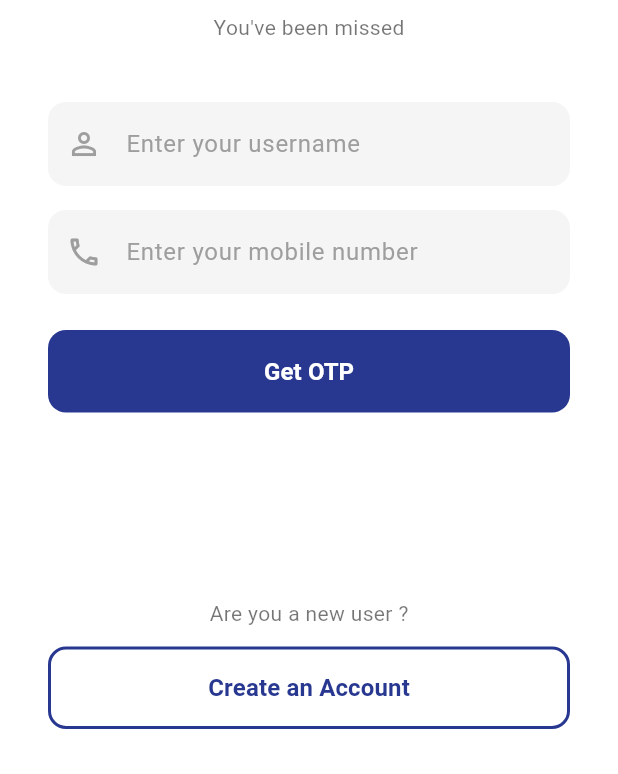
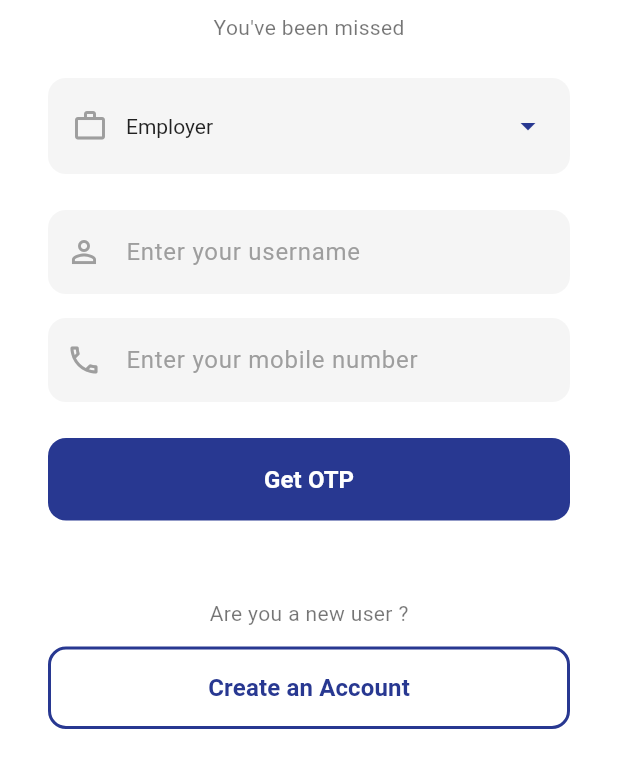
Before and after one commit to bhoomii20/KalmGhar, a Flutter app: the LoginScreen screen opened by its route, on a phone screen of 412 x 824 dp, the part 462-1236 px from its top. Run offline on Flutter 3.47's test engine with Material 3 defaults, Android fonts, the phone set to English and light mode, and no system bars; our stand-ins replace cloud_firestore, firebase_auth, firebase_core, flutter_svg; accounts and stored records are empty; Roboto replaces fonts that are missing (Axiforma).

Commit message:
new page added

```diff
--- a/lib/pages/login.dart
+++ b/lib/pages/login.dart
@@ -21,6 +21,7 @@ class _LoginScreenState extends State<LoginScreen> {
   final FirebaseAuth _auth = FirebaseAuth.instance;
   final FirebaseFirestore _firestore = FirebaseFirestore.instance;
 
+  String _userType = 'Employer'; // Default value
   bool _isLoading = false;
 
   @override
@@ -57,6 +58,7 @@ class _LoginScreenState extends State<LoginScreen> {
           .collection('users')
           .where('username', isEqualTo: _usernameController.text.trim())
           .where('phone', isEqualTo: _mobileController.text.trim())
+          .where('userType', isEqualTo: _userType)
           .get();
 
       return querySnapshot.docs.isNotEmpty;
@@ -208,7 +210,62 @@ class _LoginScreenState extends State<LoginScreen> {
                 ),
               ),
 
-              const SizedBox(height: 40),
+              const SizedBox(height: 24),
+
+              // User Type Selection
+              Container(
+                width: double.infinity,
+                padding: const EdgeInsets.symmetric(
+                  horizontal: 16,
+                  vertical: 8,
+                ),
+                decoration: BoxDecoration(
+                  color: Colors.grey[100],
+                  borderRadius: BorderRadius.circular(12),
+                ),
+                child: Row(
+                  children: [
+                    const Icon(Icons.work_outline, color: Colors.grey),
+                    const SizedBox(width: 12),
+                    Expanded(
+                      child: DropdownButtonHideUnderline(
+                        child: DropdownButton<String>(
+                          value: _userType,
+                          isExpanded: true,
+                          icon: const Icon(
+                            Icons.arrow_drop_down,
+                            color: Color(0xFF283891),
+                          ),
+                          style: const TextStyle(
+                            fontFamily: 'Axiforma',
+                            fontSize: 14,
+                            color: Colors.black87,
+                          ),
+                          items: const [
+                            DropdownMenuItem(
+                              value: 'Employer',
+                              child: Text('Employer'),
+                            ),
+                            DropdownMenuItem(
+                              value: 'Employee',
+                              child: Text('Employee'),
+                            ),
+                          ],
+                          onChanged: (String? newValue) {
+                            if (newValue != null) {
+                              setState(() {
+                                _userType = newValue;
+                              });
+                            }
+                          },
+                        ),
+                      ),
+                    ),
+                  ],
+                ),
+              ),
+
+              const SizedBox(height: 24),
 
               // Username field
               TextField(
```
Also changed, not shown: lib/pages/account.dart (added).
